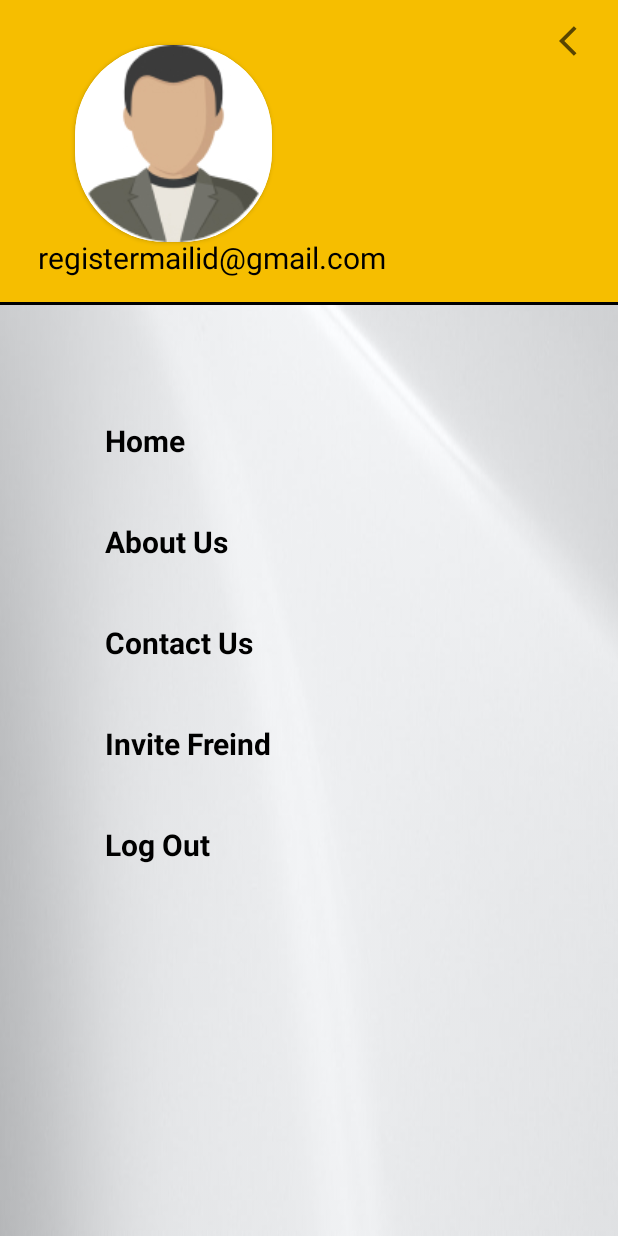
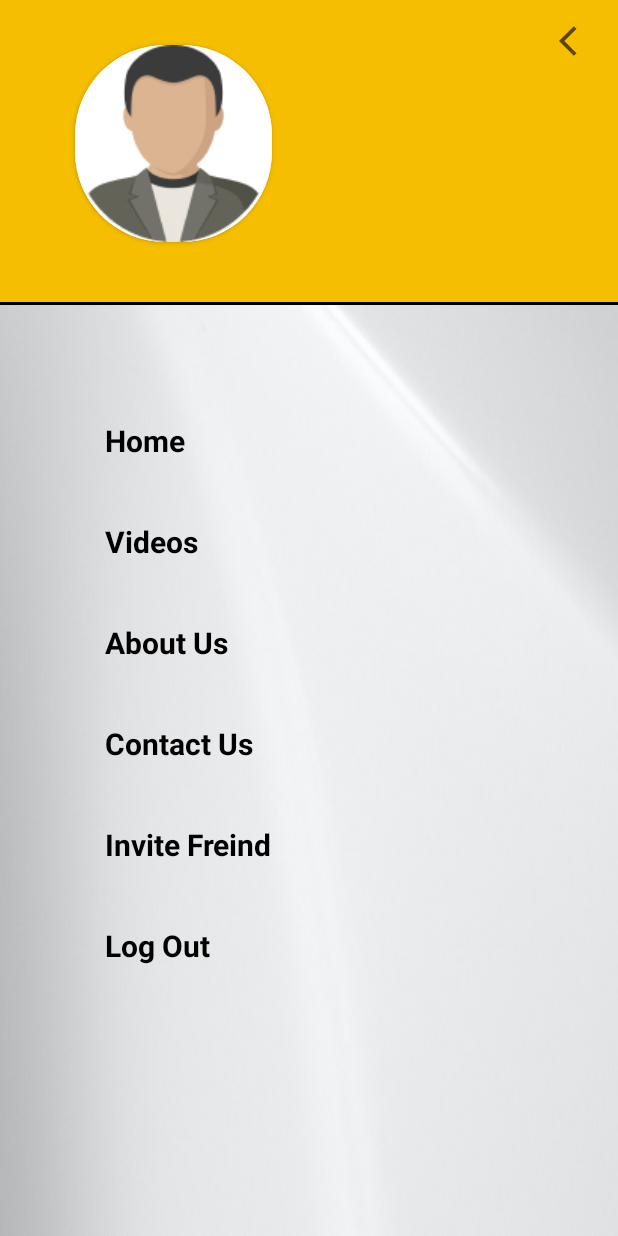
Before and after one commit to amanGupta1811/ChartAnalysis, an Android app: the MainActivity screen opened directly, with no data from a screen before it, after a tap on an icon or button, on a phone screen of 412 x 824 dp. Run offline under Robolectric (Android 15) with nearby library versions, the phone set to English and light mode, and no system bars; our stand-ins replace Volley.

```diff
--- a/app/build.gradle
+++ b/app/build.gradle
@@ -43,4 +43,7 @@ dependencies {
     androidTestImplementation 'androidx.test.ext:junit:1.1.4'
     implementation 'com.android.volley:volley:1.2.1'
     androidTestImplementation 'androidx.test.espresso:espresso-core:3.5.0'
+    implementation 'com.github.bumptech.glide:glide:4.14.2'
+    annotationProcessor 'com.github.bumptech.glide:compiler:4.14.2'
+
 }
--- a/app/src/main/java/com/android/chartanalysis/MainActivity.java
+++ b/app/src/main/java/com/android/chartanalysis/MainActivity.java
@@ -10,7 +10,19 @@ import android.view.View;
 import android.widget.ImageButton;
 import android.widget.ImageView;
 import android.widget.TextView;
+import android.widget.Toast;
+
+import com.android.volley.Request;
+import com.android.volley.RequestQueue;
+import com.android.volley.Response;
+import com.android.volley.VolleyError;
+import com.android.volley.toolbox.StringRequest;
+import com.android.volley.toolbox.Volley;
 import com.google.android.material.floatingactionbutton.FloatingActionButton;
+
+import org.json.JSONArray;
+import org.json.JSONException;
+import org.json.JSONObject;
 
 public class MainActivity extends AppCompatActivity {
 
@@ -19,11 +31,13 @@ public class MainActivity extends AppCompatActivity {
     TextView seeAll;
     CardView firstCourse,secondCourse,comboCourse;
     FloatingActionButton call, email, telegram, youtube, contact;
+    String registerEmail;
     boolean touch = true;
     String url1 = "https://www.youtube.com/@chartanalysis123";
     String url2 = "https://www.youtube.com/watch?v=Ab67mKtfXok";
     String url3 = "https://www.youtube.com/watch?v=x7_deJR3f38";
     String url4 = "https://t.me/chartanalysis_umesh_sharma";
+    String urli = "https://sdcsupermarket.com/menu.php";
 
 
     @SuppressLint({"WrongViewCast", "MissingInflatedId"})
@@ -46,11 +60,13 @@ public class MainActivity extends AppCompatActivity {
         youtube = findViewById(R.id.youtubeBtn);
         contact = findViewById(R.id.btn_contact);
 
+        registerEmail = getIntent().getStringExtra("email");
+
 
         logBtn.setOnClickListener((v)->startActivity(new Intent(MainActivity.this, login.class)));
 
         //Menu_Bar
-        menuBTn.setOnClickListener((v)->startActivity(new Intent(MainActivity.this, menu.class)));
+       // menuBTn.setOnClickListener((v)->startActivity(new Intent(MainActivity.this, menu.class)));
 
         //Open_Youtube
         seeAll.setOnClickListener((v)->url.GotoYt(MainActivity.this,url1));
@@ -58,10 +74,30 @@ public class MainActivity extends AppCompatActivity {
         yt1.setOnClickListener((v)->url.GotoYt(MainActivity.this,url3));
 
         //Course_Details
-        firstCourse.setOnClickListener((v)->startActivity(new Intent(MainActivity.this, onlineteaching.class)));
-        secondCourse.setOnClickListener((v)->startActivity(new Intent(MainActivity.this, optionstrategy.class)));
-        comboCourse.setOnClickListener((v)->startActivity(new Intent(MainActivity.this, combo.class)));
-
+        firstCourse.setOnClickListener(new View.OnClickListener() {
+            @Override
+            public void onClick(View view) {
+                Intent i= new Intent(MainActivity.this,onlineteaching.class);
+                i.putExtra("email1",registerEmail);
+                startActivity(i);
+            }
+        });
+        secondCourse.setOnClickListener(new View.OnClickListener() {
+            @Override
+            public void onClick(View view) {
+                Intent i= new Intent(MainActivity.this,optionstrategy.class);
+                i.putExtra("email2",registerEmail);
+                startActivity(i);
+            }
+        });
+        comboCourse.setOnClickListener(new View.OnClickListener() {
+            @Override
+            public void onClick(View view) {
+                Intent i= new Intent(MainActivity.this,combo.class);
+                i.putExtra("email3",registerEmail);
+                startActivity(i);
+            }
+        });
         //Contact_Floating_Button
         contact.setOnClickListener((v)->url.contactFloting(call, email, telegram, youtube));
 
@@ -76,5 +112,22 @@ public class MainActivity extends AppCompatActivity {
 
         //Contact_Telegram
         telegram.setOnClickListener((v)->url.GotoYt(MainActivity.this,url4));
+
+        menuBTn.setOnClickListener(new View.OnClickListener() {
+            @Override
+            public void onClick(View view) {
+
+                Intent i = new Intent(MainActivity.this,menu.class);
+                i.putExtra("emai", registerEmail);
+                startActivity(i);
+            }
+        });
+
+
+
+
     }
-}
+
+
+
+    }
--- a/app/src/main/java/com/android/chartanalysis/login.java
+++ b/app/src/main/java/com/android/chartanalysis/login.java
@@ -37,6 +37,7 @@ public class login extends AppCompatActivity {
     Button skipBtn,login;
     EditText emailTxt, passTxt;
     ProgressBar progressBar;
+    String emailStr;
     String url = "https://sdcsupermarket.com/login.php";
 
     @SuppressLint("MissingInflatedId")
@@ -66,7 +67,7 @@ public class login extends AppCompatActivity {
     }
 
     void loginToAcc(){
-        String emailStr = emailTxt.getText().toString();
+        emailStr = emailTxt.getText().toString();
         String passStr = passTxt.getText().toString();
 
         boolean isValidate = validateData(emailStr,passStr);
@@ -101,6 +102,7 @@ public class login extends AppCompatActivity {
 
                 if(response.toString().equals("Login Succesfully")){
                     Intent i = new Intent(login.this, MainActivity.class);
+                    i.putExtra("email", emailStr);
                     startActivity(i);
                     finish();
                 }
--- a/app/src/main/java/com/android/chartanalysis/menu.java
+++ b/app/src/main/java/com/android/chartanalysis/menu.java
@@ -2,17 +2,28 @@ package com.android.chartanalysis;
 
 import androidx.appcompat.app.AppCompatActivity;
 
+import android.annotation.SuppressLint;
+import android.content.Context;
 import android.content.Intent;
 import android.os.Bundle;
 import android.view.View;
 import android.widget.ImageView;
 import android.widget.TextView;
 
+import com.android.volley.RequestQueue;
+import com.android.volley.toolbox.Volley;
+
 public class menu extends AppCompatActivity {
 
+//    private final Context context;
     ImageView btnBack;
     TextView home,contact, about;
+    TextView tech, name;
 
+
+
+
+    @SuppressLint("MissingInflatedId")
     @Override
     protected void onCreate(Bundle savedInstanceState) {
         super.onCreate(savedInstanceState);
@@ -22,6 +33,13 @@ public class menu extends AppCompatActivity {
         home = findViewById(R.id.categories);
         contact = findViewById(R.id.wishlist);
         about = findViewById(R.id.your_orders);
+        tech = findViewById(R.id.tech);
+        name = findViewById(R.id.name);
+
+        String nameStr = getIntent().getStringExtra("emai");
+        name.setText(nameStr);
+
+
 
         //Back_Button
         btnBack.setOnClickListener((v) -> finish());
@@ -49,5 +67,19 @@ public class menu extends AppCompatActivity {
             }
         });
 
+        //videos
+        tech.setOnClickListener(new View.OnClickListener() {
+            @Override
+            public void onClick(View view) {
+                Intent i = new Intent(menu.this,courseVideo.class);
+                startActivity(i);
+                finish();
+            }
+        });
+
+
+
+
+
     }
 }
--- a/app/src/main/java/com/android/chartanalysis/url.java
+++ b/app/src/main/java/com/android/chartanalysis/url.java
@@ -51,11 +51,12 @@ public class url {
          context.startActivity(intent);
      }
 
-     public static void buyBtn(Context context, String nameCourse, String amtCourse){
+     public static void buyBtn(Context context, String nameCourse, String amtCourse, String emailStr){
          Intent intent = new Intent(context, buyCourse.class);
          intent.putExtra("courseName", nameCourse);
          intent.putExtra("courseAmt", amtCourse);
+         intent.putExtra("emailStr", emailStr);
+         context.startActivity(intent);
 
-         context.startActivity(intent);
      }
 }
--- /dev/null
+++ b/app/src/main/res/drawable/ic_baseline_play_circle_outline_24.xml
@@ -0,0 +1,5 @@
+<vector android:height="24dp" android:tint="#F6BE00"
+    android:viewportHeight="24" android:viewportWidth="24"
+    android:width="24dp" xmlns:android="http://schemas.android.com/apk/res/android">
+    <path android:fillColor="@android:color/white" android:pathData="M10,16.5l6,-4.5 -6,-4.5v9zM12,2C6.48,2 2,6.48 2,12s4.48,10 10,10 10,-4.48 10,-10S17.52,2 12,2zM12,20c-4.41,0 -8,-3.59 -8,-8s3.59,-8 8,-8 8,3.59 8,8 -3.59,8 -8,8z"/>
+</vector>
--- a/app/src/main/res/layout/activity_menu.xml
+++ b/app/src/main/res/layout/activity_menu.xml
@@ -92,6 +92,21 @@
             android:layout_marginTop="280dp"
             tools:ignore="NotSibling" />
 
+    <TextView
+        android:id="@+id/tech"
+        android:layout_width="wrap_content"
+        android:layout_height="wrap_content"
+        android:text="Videos"
+        android:textColor="@color/black"
+        android:textStyle="bold"
+        android:textSize="20dp"
+        app:layout_constraintLeft_toLeftOf="parent"
+        app:layout_constraintTop_toBottomOf="@id/categories"
+        android:layout_marginLeft="70dp"
+        android:layout_marginTop="40dp"
+        android:visibility="visible"
+        tools:ignore="NotSibling" />
+
         <TextView
             android:id="@+id/your_orders"
             android:layout_width="wrap_content"
@@ -101,7 +116,7 @@
             android:textStyle="bold"
             android:textSize="20dp"
             app:layout_constraintLeft_toLeftOf="parent"
-            app:layout_constraintTop_toBottomOf="@id/categories"
+            app:layout_constraintTop_toBottomOf="@id/tech"
             android:layout_marginLeft="70dp"
             android:layout_marginTop="40dp"/>
 
```
Also changed, not shown: app/src/main/AndroidManifest.xml (+7 -1 lines), app/src/main/java/com/android/chartanalysis/buyCourse.java (+61 -12 lines), app/src/main/java/com/android/chartanalysis/combo.java (+9 -2 lines), app/src/main/java/com/android/chartanalysis/courseVidAdapter.java (+28 -11 lines), app/src/main/java/com/android/chartanalysis/courseVideo.java (+22 -17 lines), app/src/main/java/com/android/chartanalysis/fullVideo.java (added, +37 -0 lines), app/src/main/java/com/android/chartanalysis/onlineteaching.java (+9 -1 lines), app/src/main/java/com/android/chartanalysis/optionstrategy.java (+10 -2 lines), app/src/main/java/com/android/chartanalysis/videoData.java (+5 -2 lines), app/src/main/res/layout/activity_course_video.xml (+13 -0 lines), app/src/main/res/layout/activity_full_video.xml (added, +45 -0 lines), app/src/main/res/layout/item_video.xml (+34 -10 lines).
